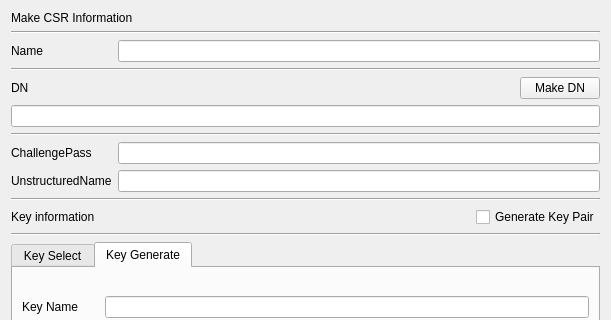
This is CertMan/make_req_dlg.ui in jykim74/CertMan as Qt 5 draws it before an edit; both pictures show x 0 to 611 and y 0 to 320 of the 611 by 701 pixel window. The edited form follows.
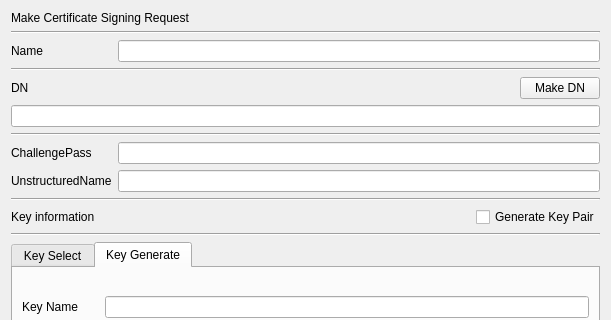
This is the edited form.

Diff of the .ui file:
```diff
--- a/CertMan/make_req_dlg.ui
+++ b/CertMan/make_req_dlg.ui
@@ -17,7 +17,7 @@
    <item>
     <widget class="QLabel" name="label_10">
      <property name="text">
-      <string>Make CSR Information</string>
+      <string>Make Certificate Signing Request</string>
      </property>
     </widget>
    </item>
```
